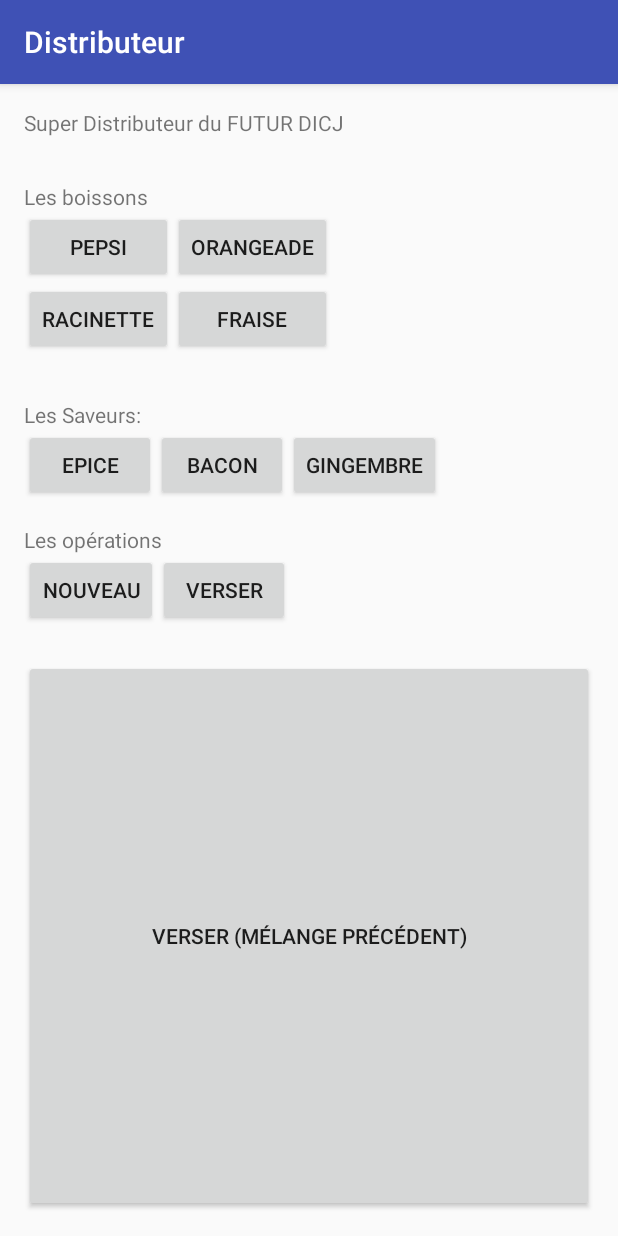
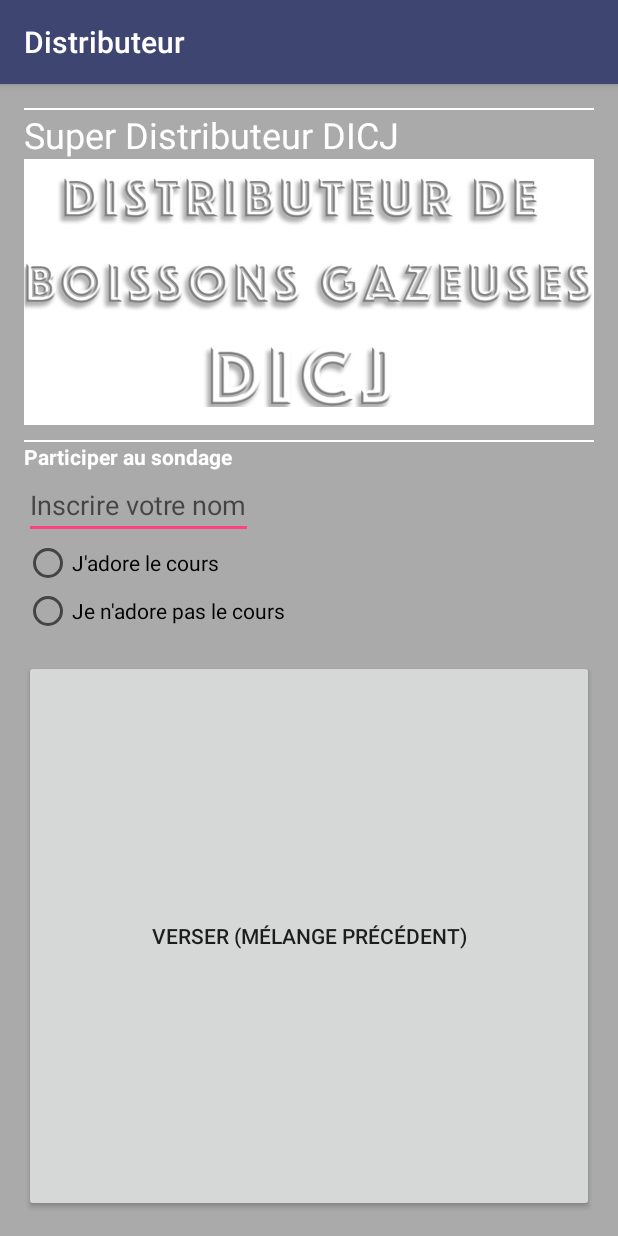
Before and after one commit to argiraud/distributeur, an Android app: the screen it shows after launch (MainActivity), on a phone screen of 412 x 824 dp. Run offline under Robolectric (Android 15) with nearby library versions, the phone set to English and light mode, and no system bars.

Commit message:
Fin du travail de la semaine 3

```diff
--- a/Distributeur_depart/Distributeur/app/src/main/java/info/dicj/distributeur/MainActivity.java
+++ b/Distributeur_depart/Distributeur/app/src/main/java/info/dicj/distributeur/MainActivity.java
@@ -5,6 +5,12 @@ import android.support.v7.app.AppCompatActivity;
 import android.os.Bundle;
 import android.util.Log;
 import android.view.View;
+import android.widget.Button;
+import android.widget.CheckBox;
+import android.widget.EditText;
+import android.widget.RadioButton;
+import android.widget.RadioGroup;
+import android.widget.TextView;
 import android.widget.Toast;
 
 import info.dicj.distributeur.Distributeur.Distributeur;
@@ -13,9 +19,12 @@ import info.dicj.distributeur.Distributeur.exception.AucunMelangeException;
 import info.dicj.distributeur.Distributeur.exception.DebordementMelangeException;
 import info.dicj.distributeur.Distributeur.*;
 
+import static android.view.View.GONE;
+
 public class MainActivity extends AppCompatActivity {
 
     private Distributeur distributeur;
+    private String nom;
 
     @Override
     protected void onCreate(Bundle savedInstanceState) {
@@ -145,4 +154,30 @@ public class MainActivity extends AppCompatActivity {
         return getApplicationContext();
     }
 
+
+    public void onCheckedChanged(View view) {
+            boolean checked = ((RadioButton) view).isChecked();
+            switch(view.getId()) {
+                case R.id.rdbtn1:
+                    if (checked)
+                    {
+                        this.nom=((EditText)findViewById(R.id.edit_text)).getText().toString();
+                        ((TextView)findViewById(R.id.textView3)).setText("Bonjour "+nom+", merci de votre enthousiasme!");
+                        break;
+                    }
+                case R.id.rdbtn2:
+                    if (checked)
+                        this.nom=((EditText)findViewById(R.id.edit_text)).getText().toString();
+                        ((TextView)findViewById(R.id.textView3)).setText("Bonjour "+nom+", dommage mais t'as pas le choix");
+                        break;
+            }
+    }
+    public void onCheckBoxChanged(View view) {
+        if (((CheckBox) view).isChecked()) {
+            ((Button) findViewById(R.id.btn_verser_prec)).setVisibility(GONE);
+        } else {
+            ((Button) findViewById(R.id.btn_verser_prec)).setVisibility(View.VISIBLE);
+        }
+    }
+
 }
--- a/Distributeur_depart/Distributeur/app/src/main/res/layout/distributeur.xml
+++ b/Distributeur_depart/Distributeur/app/src/main/res/layout/distributeur.xml
@@ -1,14 +1,14 @@
 <?xml version="1.0" encoding="utf-8"?>
-<LinearLayout
-    xmlns:android="http://schemas.android.com/apk/res/android"
+<LinearLayout xmlns:android="http://schemas.android.com/apk/res/android"
     xmlns:tools="http://schemas.android.com/tools"
     android:layout_width="match_parent"
     android:layout_height="match_parent"
+    android:background="@android:color/darker_gray"
+    android:orientation="vertical"
+    android:paddingBottom="@dimen/activity_vertical_margin"
     android:paddingLeft="@dimen/activity_horizontal_margin"
     android:paddingRight="@dimen/activity_horizontal_margin"
     android:paddingTop="@dimen/activity_vertical_margin"
-    android:paddingBottom="@dimen/activity_vertical_margin"
-    android:orientation="vertical"
     tools:context="info.dicj.distributeur.MainActivity">
 
     <ScrollView
@@ -21,11 +21,75 @@
             android:layout_height="wrap_content"
             android:orientation="vertical">
 
+            <View
+                android:layout_width="wrap_content"
+                android:layout_height="1dp"
+                android:background="@color/colorPrimaryDark"
+                />
             <TextView
                 android:id="@+id/textView"
                 android:layout_width="match_parent"
                 android:layout_height="wrap_content"
-                android:text="Super Distributeur du FUTUR DICJ" />
+                android:text="Super Distributeur DICJ"
+                android:textColor="@color/colorPrimaryDark"
+                android:textSize="24sp" />
+
+            <ImageView
+                android:layout_width="wrap_content"
+                android:layout_height="177dp"
+                android:background="@color/colorPrimaryDark"
+                android:src="@drawable/logodicj" />
+            <View
+                android:layout_width="wrap_content"
+                android:layout_height="1dp"
+                android:background="@color/colorPrimaryDark"
+                android:layout_marginTop="10dp" />
+
+            <TextView
+                android:id="@+id/textView2"
+                android:layout_width="match_parent"
+                android:layout_height="wrap_content"
+                android:text="Participer au sondage"
+                android:textColor="@color/colorPrimaryDark"
+                android:textStyle="bold" />
+            <EditText
+                android:id="@+id/edit_text"
+                android:layout_width="wrap_content"
+                android:layout_height="wrap_content"
+                android:inputType="textCapWords"
+                android:hint="Inscrire votre nom"/>
+            <RadioGroup
+                android:layout_width="fill_parent"
+                android:layout_height="wrap_content"
+                android:orientation="vertical">
+
+            <RadioButton
+                android:id="@+id/rdbtn1"
+                android:onClick="onCheckedChanged"
+                android:layout_width="wrap_content"
+                android:layout_height="wrap_content"
+                android:text="J'adore le cours"/>
+
+            <RadioButton
+                android:id="@+id/rdbtn2"
+                android:onClick="onCheckedChanged"
+                android:layout_width="wrap_content"
+                android:layout_height="wrap_content"
+                android:text="Je n'adore pas le cours"/>
+            </RadioGroup>
+
+            <TextView
+                android:id="@+id/textView3"
+                android:layout_width="match_parent"
+                android:layout_height="wrap_content"
+
+                android:textColor="@color/colorPrimaryDark" />
+
+            <CheckBox
+                android:layout_width="wrap_content"
+                android:layout_height="wrap_content"
+                android:text="Désactiver l'option verser (mélange précédent)"
+                android:onClick="onCheckBoxChanged"/>
 
             <TableLayout
                 android:layout_width="wrap_content"
@@ -38,6 +102,7 @@
                         android:layout_width="match_parent"
                         android:layout_height="wrap_content"
                         android:onClick="ajouterBoisson"
+                        android:textColor="@color/colorPrimaryDark"
                         android:text="Les boissons" />
 
                 </TableRow>
@@ -87,6 +152,7 @@
                     android:id="@+id/text_les_saveurs"
                     android:layout_width="fill_parent"
                     android:layout_height="wrap_content"
+                    android:textColor="@color/colorPrimaryDark"
                     android:text="@string/les_saveurs" />
 
                 <Button
@@ -120,6 +186,7 @@
                 android:layout_width="match_parent"
                 android:layout_height="wrap_content"
                 android:paddingTop="@dimen/activity_vertical_margin"
+                android:textColor="@color/colorPrimaryDark"
                 android:text="Les opérations" />
 
             <LinearLayout
@@ -144,6 +211,8 @@
     </ScrollView>
 
     <Button
+        android:id="@+id/btn_verser_prec"
+        android:visibility="visible"
         android:layout_width="fill_parent"
         android:layout_height="match_parent"
         android:layout_weight="50"
--- a/Distributeur_depart/Distributeur/app/src/main/res/values/colors.xml
+++ b/Distributeur_depart/Distributeur/app/src/main/res/values/colors.xml
@@ -1,6 +1,7 @@
 <?xml version="1.0" encoding="utf-8"?>
 <resources>
-    <color name="colorPrimary">#3F51B5</color>
-    <color name="colorPrimaryDark">#303F9F</color>
-    <color name="colorAccent">#FF4081</color>
+    <color name="colorPrimary">#3d4570</color>
+    <color name="colorPrimaryDark">#ffffff</color>
+    <color name="colorAccent">#ff4081</color>
+
 </resources>
```
Also changed, not shown: Distributeur_depart/Distributeur/app/src/main/res/drawable/logodicj.png (added).
